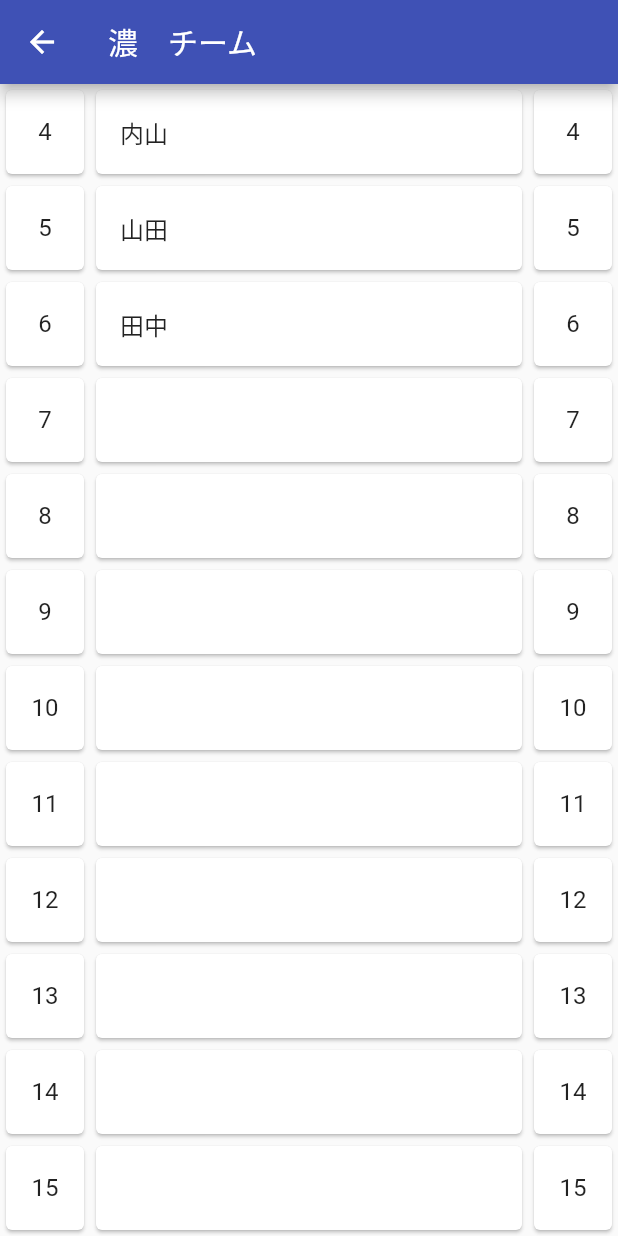
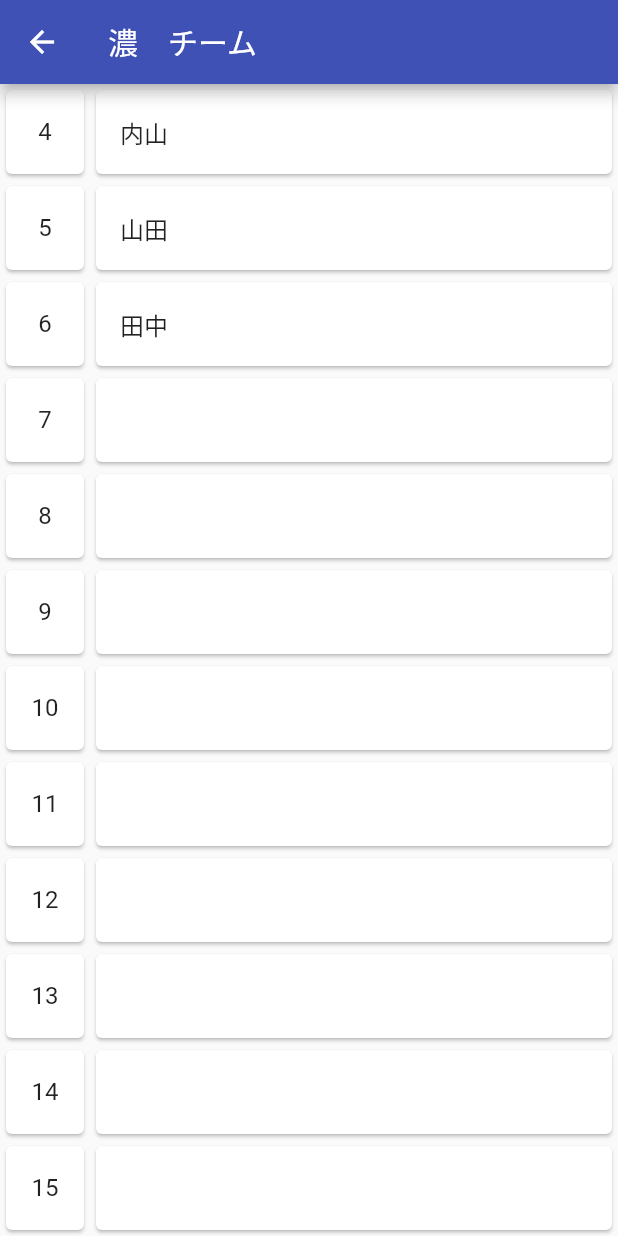
Before and after one commit to Uchipon2020/basketball_score, a Flutter app: the TeamSet screen opened directly, on a phone screen of 412 x 824 dp. Run offline on Flutter 3.47's test engine with Material 2 defaults, Android fonts, the phone set to English and light mode, and no system bars.

Commit message:
会社用

```diff
--- a/lib/member/teams.dart
+++ b/lib/member/teams.dart
@@ -1,5 +1,5 @@
 class Member{
-  Map<String,dynamic> teamA = {'No':0, 'number':4, 'foul':0 ,'name':''};
+  /*Map<String,dynamic> teamA = {'No':0, 'number':4, 'foul':0 ,'name':''};
   Map<String,dynamic> teamA2 = {'No':0,'number':5, 'foul':0 ,'name':''};
   Map<String,dynamic> teamA3 = {'No':0,'number':6, 'foul':0 ,'name':''};
   Map<String,dynamic> teamA4 = {'No':0,'number':7, 'foul':0 ,'name':''};
@@ -35,43 +35,42 @@ class Member{
   Map<String,dynamic> teamB15 = {'No':0,'number':18, 'foul':0 ,'name':''};
   Map<String,dynamic> teamB16 = {'No':0,'number':19, 'foul':0 ,'name':''};
   Map<String,dynamic> teamB17 = {'No':0,'number':20, 'foul':0 ,'name':''};
-  Map<String,dynamic> teamB18 = {'No':0,'number':21, 'foul':0 ,'name':''};
+  Map<String,dynamic> teamB18 = {'No':0,'number':21, 'foul':0 ,'name':''};*/
 }
 
 class Teams{
-
   List<Map<String,dynamic>> teamA = [
-    {"チーム" : 1, "name": "内山 ","背番号" : 4, "foul" : 0 ,"goal" : 0 },//0
-    {"チーム" : 1, "name": "山田 ","背番号" : 5, "foul" : 0 ,"goal" : 0 },
-    {"チーム" : 1, "name": "田中 ","背番号" : 6, "foul" : 0 ,"goal" : 0 },
-    {"チーム" : 1, "name": " ","背番号" : 7, "foul" : 0 ,"goal" : 0 },
-    {"チーム" : 1, "name": " ","背番号" : 8, "foul" : 0 ,"goal" : 0 },
-    {"チーム" : 1, "name": " ","背番号" : 9, "foul" : 0 ,"goal" : 0 },
-    {"チーム" : 1, "name": " ","背番号" : 10, "foul" : 0, "goal" : 0 },
-    {"チーム" : 1, "name": " ","背番号" : 11, "foul" : 0, "goal" : 0 },
-    {"チーム" : 1, "name": " ","背番号" : 12, "foul" : 0, "goal" : 0 },
-    {"チーム" : 1, "name": " ","背番号" : 13, "foul" : 0, "goal" : 0 },
-    {"チーム" : 1, "name": " ","背番号" : 14, "foul" : 0, "goal" : 0 },
-    {"チーム" : 1, "name": " ","背番号" : 15, "foul" : 0, "goal" : 0 },
-    {"チーム" : 1, "name": " ","背番号" : 16, "foul" : 0, "goal" : 0 },
-    {"チーム" : 1, "name": " ","背番号" : 17, "foul" : 0, "goal" : 0 },
-    {"チーム" : 1, "name": " ","背番号" : 18, "foul" : 0, "goal" : 0 },
+    {"name": "内山 ","背番号" : 4, "foul" : 0 ,"goal" : 0 },//0
+    {"name": "山田 ","背番号" : 5, "foul" : 0 ,"goal" : 0 },
+    {"name": "田中 ","背番号" : 6, "foul" : 0 ,"goal" : 0 },
+    {"name": " ","背番号" : 7, "foul" : 0 ,"goal" : 0 },
+    {"name": " ","背番号" : 8, "foul" : 0 ,"goal" : 0 },
+    {"name": " ","背番号" : 9, "foul" : 0 ,"goal" : 0 },
+    {"name": " ","背番号" : 10, "foul" : 0, "goal" : 0 },
+    {"name": " ","背番号" : 11, "foul" : 0, "goal" : 0 },
+    {"name": " ","背番号" : 12, "foul" : 0, "goal" : 0 },
+    {"name": " ","背番号" : 13, "foul" : 0, "goal" : 0 },
+    {"name": " ","背番号" : 14, "foul" : 0, "goal" : 0 },
+    {"name": " ","背番号" : 15, "foul" : 0, "goal" : 0 },
+    {"name": " ","背番号" : 16, "foul" : 0, "goal" : 0 },
+    {"name": " ","背番号" : 17, "foul" : 0, "goal" : 0 },
+    {"name": " ","背番号" : 18, "foul" : 0, "goal" : 0 },
     ];
   List<Map<String,dynamic>> teamB = [
-    {"チーム" : 2, "name": "田中弘明 ","背番号" : 44, "foul" : 0 ,"goal" : 0 },
-    {"チーム" : 2, "name": " ","背番号" : 5, "foul" : 0 ,"goal" : 0 },
-    {"チーム" : 2, "name": " ","背番号" : 6, "foul" : 0 ,"goal" : 0 },
-    {"チーム" : 2, "name": " ","背番号" : 7, "foul" : 0 ,"goal" : 0 },
-    {"チーム" : 2, "name": " ","背番号" : 8, "foul" : 0 ,"goal" : 0 },
-    {"チーム" : 2, "name": " ","背番号" : 9, "foul" : 0 ,"goal" : 0 },
-    {"チーム" : 2, "name": " ","背番号" : 10, "foul" : 0, "goal" : 0 },
-    {"チーム" : 2, "name": " ","背番号" : 11, "foul" : 0, "goal" : 0 },
-    {"チーム" : 2, "name": " ","背番号" : 12, "foul" : 0, "goal" : 0 },
-    {"チーム" : 2, "name": " ","背番号" : 13, "foul" : 0, "goal" : 0 },
-    {"チーム" : 2, "name": " ","背番号" : 14, "foul" : 0, "goal" : 0 },
-    {"チーム" : 2, "name": " ","背番号" : 15, "foul" : 0, "goal" : 0 },
-    {"チーム" : 2, "name": " ","背番号" : 16, "foul" : 0, "goal" : 0 },
-    {"チーム" : 2, "name": " ","背番号" : 17, "foul" : 0, "goal" : 0 },
-    {"チーム" : 2, "name": " ","背番号" : 18, "foul" : 0, "goal" : 0 },
+    {"name": " ","背番号" : 44, "foul" : 0 ,"goal" : 0 },
+    {"name": " ","背番号" : 5, "foul" : 0 ,"goal" : 0 },
+    {"name": " ","背番号" : 6, "foul" : 0 ,"goal" : 0 },
+    {"name": " ","背番号" : 7, "foul" : 0 ,"goal" : 0 },
+    {"name": " ","背番号" : 8, "foul" : 0 ,"goal" : 0 },
+    {"name": " ","背番号" : 9, "foul" : 0 ,"goal" : 0 },
+    {"name": " ","背番号" : 10, "foul" : 0, "goal" : 0 },
+    {"name": " ","背番号" : 11, "foul" : 0, "goal" : 0 },
+    {"name": " ","背番号" : 12, "foul" : 0, "goal" : 0 },
+    {"name": " ","背番号" : 13, "foul" : 0, "goal" : 0 },
+    {"name": " ","背番号" : 14, "foul" : 0, "goal" : 0 },
+    {"name": " ","背番号" : 15, "foul" : 0, "goal" : 0 },
+    {"name": " ","背番号" : 16, "foul" : 0, "goal" : 0 },
+    {"name": " ","背番号" : 17, "foul" : 0, "goal" : 0 },
+    {"name": " ","背番号" : 18, "foul" : 0, "goal" : 0 },
 ];
 }
--- a/lib/screens/member_change_screen.dart
+++ b/lib/screens/member_change_screen.dart
@@ -9,12 +9,13 @@ class MemberChangeScreen extends StatefulWidget {
   @override
   MemberChangeScreenState createState() => MemberChangeScreenState();
 }
+
 class MemberChangeScreenState extends State<MemberChangeScreen> {
 
   TextEditingController numberController = TextEditingController();
   TextEditingController nameController = TextEditingController();
-  late String changedName;
-  late String changedNumber;
+  //String changedName = '';
+  //String changedNumber = '';
 
   @override
   Widget build(BuildContext context) {
@@ -45,9 +46,6 @@ class MemberChangeScreenState extends State<MemberChangeScreen> {
                           child: TextFormField(
                             textAlign: TextAlign.center,
                             controller: numberController,
-                            onChanged: (value) {
-                             changedNumber  = numberController.text;
-                            },
                           ),
                         ),
                       ),
@@ -56,9 +54,6 @@ class MemberChangeScreenState extends State<MemberChangeScreen> {
                           child: TextFormField(
                             textAlign: TextAlign.center,
                             controller: nameController,
-                            onChanged: (value) {
-                              changedName = nameController.text;
-                            },
                           ),
                         ),
                       ),
@@ -69,10 +64,8 @@ class MemberChangeScreenState extends State<MemberChangeScreen> {
                   ),
                   ElevatedButton(
                     onPressed: () {
-                      setState(() {
-                        membersB[widget.counter]['name'] = 'takeshi';
-                        membersB[widget.counter]['背番号'] = 3;
-                      });
+                        membersB[widget.counter]['name'] = nameController.text;
+                        membersB[widget.counter]['背番号'] = int.parse(na);
                       Navigator.pop(context);
                     },
                     child: const Text('変更終了'),
--- a/lib/screens/teama_set.dart
+++ b/lib/screens/teama_set.dart
@@ -44,16 +44,6 @@ class _TeamSetState extends State<TeamSet> {
                     ),
                   ),
                 ),
-                SizedBox(
-                  width: 60.0,
-                  child: Card(
-                    child: ListTile(
-                      title: Text('${membersA[index]['背番号']}',
-                        textAlign: TextAlign.center,
-                      ),
-                    ),
-                  ),
-                ),
               ],
             );
           },
--- a/lib/screens/top_screen.dart
+++ b/lib/screens/top_screen.dart
@@ -20,14 +20,6 @@ class _TopScreenState extends State<TopScreen> {
 
   TextEditingController teamANameController = TextEditingController();
   TextEditingController teamBNameController = TextEditingController();
-
-  int _selectedIndex = 0;
-
-  void _onItemTapped(int index) {
-    setState(() {
-      _selectedIndex = index;
-    });
-  }
 
   @override
   Widget build(BuildContext context) {
```
